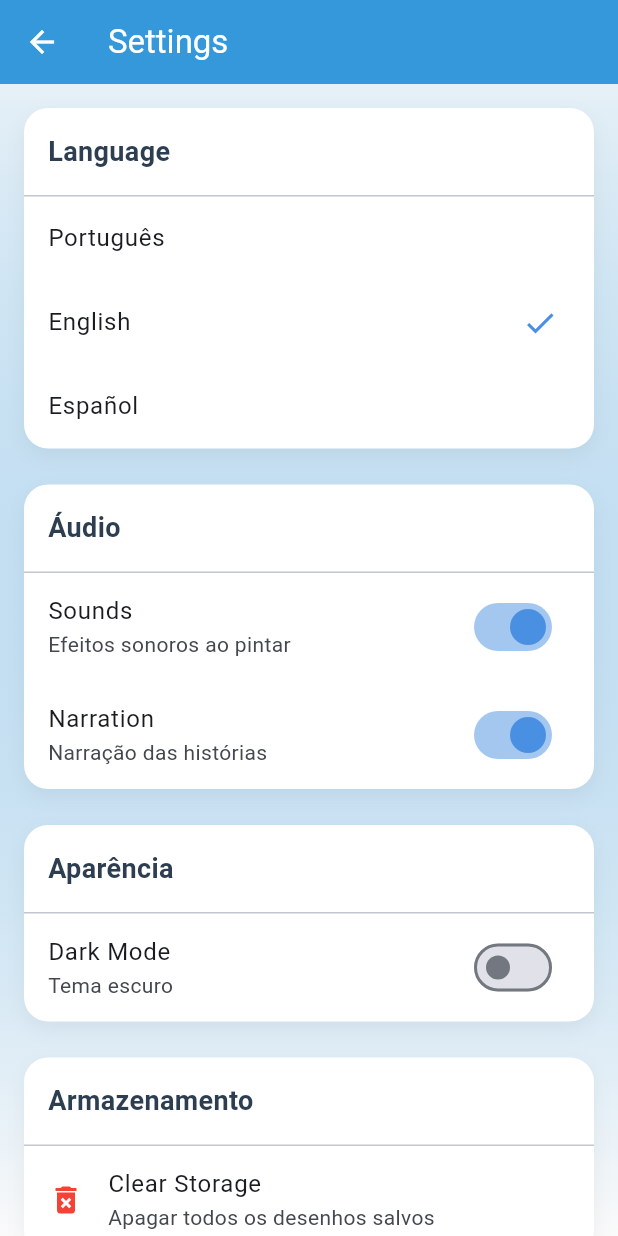
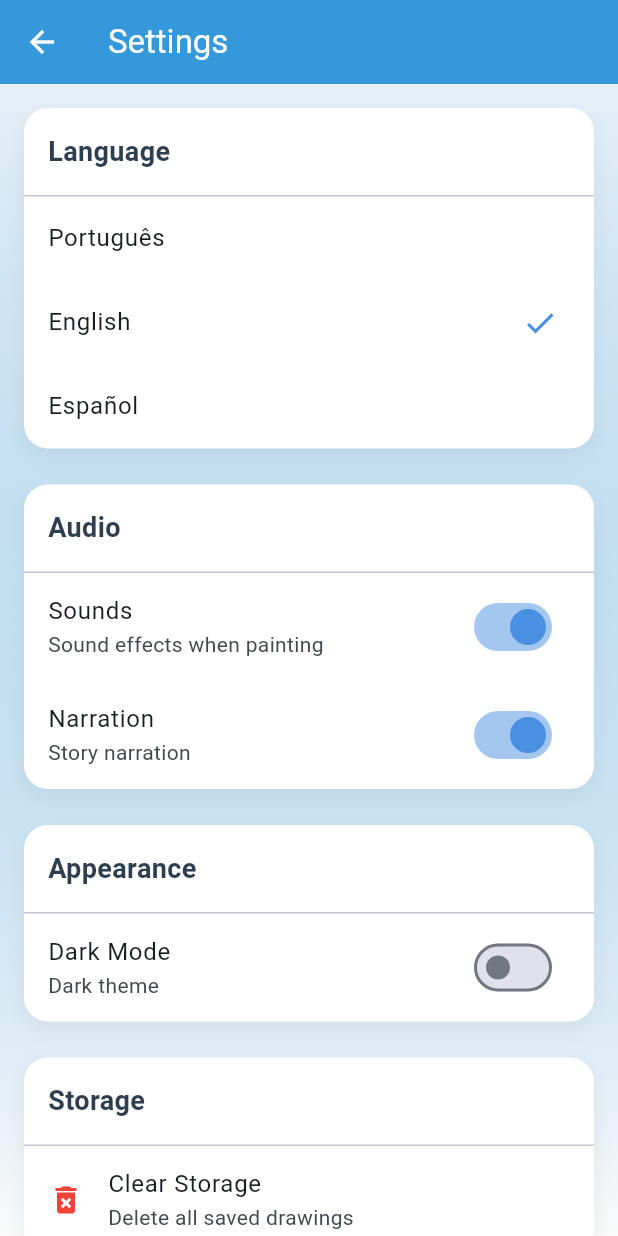
Before and after one commit to caio-si/Colorindo_Com_Deus-, a Flutter app: the SettingsScreen screen opened directly, after a tap on "English", on a phone screen of 412 x 824 dp. Run offline on Flutter 3.47's test engine with Material 3 defaults, Android fonts, the phone set to English and light mode, and no system bars; our stand-ins replace audioplayers, hive, hive_flutter; missing offline and left inert: flutter_image_pixels; accounts and stored records are empty; Roboto replaces fonts that are missing (ComicNeue).

Commit message:
Adiciona suporte para localização nas histórias bíblicas, permitindo que os títulos e descrições sejam exibidos de acordo com o idioma selecionado. Atualiza a classe HistoriasData para aceitar um parâmetro de localizações e modifica a tela de histórias para utilizar esse novo suporte. Também atualiza a tela de configurações para usar traduções para opções de áudio e aparência.

```diff
--- a/lib/data/historias_data.dart
+++ b/lib/data/historias_data.dart
@@ -1,53 +1,54 @@
 import '../models/historia.dart';
 import '../utils/image_mapping.dart';
+import '../l10n/app_localizations.dart';
 
 class HistoriasData {
-  static List<Historia> obterHistorias() {
+  static List<Historia> obterHistorias([AppLocalizations? l10n]) {
     return [
       Historia(
         id: '1',
-        titulo: 'A Criação do Mundo',
-        descricao: 'No princípio, Deus criou o céu e a terra. Ele fez a luz, as estrelas, o sol e a lua. Criou as plantas, os animais e, por último, criou o homem e a mulher à sua imagem e semelhança.',
+        titulo: l10n?.storyCreationTitle ?? 'A Criação do Mundo',
+        descricao: l10n?.storyCreationDesc ?? 'No princípio, Deus criou o céu e a terra. Ele fez a luz, as estrelas, o sol e a lua. Criou as plantas, os animais e, por último, criou o homem e a mulher à sua imagem e semelhança.',
         imagemPath: ImageMapping.getStoryImagePath('1') ?? 'assets/images/stories/criacao.png',
         referenciaBiblica: 'Gênesis1 -2',
         desenhoId: 'desenho_1',
       ),
       Historia(
         id: '2',
-        titulo: 'Noé e a Arca',
-        descricao: 'Deus pediu a Noé para construir uma grande arca porque viria um dilúvio. Noé obedeceu e colocou sua família e um casal de cada animal dentro da arca. Depois da chuva, um lindo arco-íris apareceu no céu.',
+        titulo: l10n?.storyNoahTitle ?? 'Noé e a Arca',
+        descricao: l10n?.storyNoahDesc ?? 'Deus pediu a Noé para construir uma grande arca porque viria um dilúvio. Noé obedeceu e colocou sua família e um casal de cada animal dentro da arca. Depois da chuva, um lindo arco-íris apareceu no céu.',
         imagemPath: ImageMapping.getStoryImagePath('2') ?? 'assets/images/stories/noe.png',
         referenciaBiblica: 'Gênesis 6-9',
         desenhoId: 'desenho_2',
       ),
       Historia(
         id: '3',
-        titulo: 'Davi e Golias',
-        descricao: 'Davi era um jovem pastor que confiava em Deus. Quando o gigante Golias desafiou o povo de Deus, Davi enfrentou-o apenas com uma funda e cinco pedras. Com a ajuda de Deus, venceu o gigante.',
+        titulo: l10n?.storyDavidTitle ?? 'Davi e Golias',
+        descricao: l10n?.storyDavidDesc ?? 'Davi era um jovem pastor que confiava em Deus. Quando o gigante Golias desafiou o povo de Deus, Davi enfrentou-o apenas com uma funda e cinco pedras. Com a ajuda de Deus, venceu o gigante.',
         imagemPath: ImageMapping.getStoryImagePath('3') ?? 'assets/images/stories/davi_golias.png',
         referenciaBiblica: '1 Samuel 17',
         desenhoId: 'desenho_3',
       ),
       Historia(
         id: '4',
-        titulo: 'Jonas e o Grande Peixe',
-        descricao: 'Deus pediu a Jonas para ir a Nínive, mas ele fugiu de barco. Houve uma tempestade e Jonas foi engolido por um grande peixe. Dentro do peixe, Jonas orou a Deus e foi perdoado. O peixe o vomitou na praia.',
+        titulo: l10n?.storyJonahTitle ?? 'Jonas e o Grande Peixe',
+        descricao: l10n?.storyJonahDesc ?? 'Deus pediu a Jonas para ir a Nínive, mas ele fugiu de barco. Houve uma tempestade e Jonas foi engolido por um grande peixe. Dentro do peixe, Jonas orou a Deus e foi perdoado. O peixe o vomitou na praia.',
         imagemPath: ImageMapping.getStoryImagePath('4') ?? 'assets/images/stories/jonas.png',
         referenciaBiblica: 'Jonas 1-4',
         desenhoId: 'desenho_4',
       ),
       Historia(
         id: '5',
-        titulo: 'Daniel na Cova dos Leões',
-        descricao: 'Daniel orava a Deus todos os dias. Por isso, foi jogado em uma cova cheia de leões famintos. Mas Deus enviou um anjo que fechou a boca dos leões, e Daniel ficou em segurança a noite toda.',
+        titulo: l10n?.storyDanielTitle ?? 'Daniel na Cova dos Leões',
+        descricao: l10n?.storyDanielDesc ?? 'Daniel orava a Deus todos os dias. Por isso, foi jogado em uma cova cheia de leões famintos. Mas Deus enviou um anjo que fechou a boca dos leões, e Daniel ficou em segurança a noite toda.',
         imagemPath: ImageMapping.getStoryImagePath('5') ?? 'assets/images/stories/daniel.png',
         referenciaBiblica: 'Daniel 6',
         desenhoId: 'desenho_5',
       ),
       Historia(
         id: '6',
-        titulo: 'O Nascimento de Jesus',
-        descricao: 'Maria e José foram a Belém. Lá, Jesus nasceu em uma manjedoura. Anjos apareceram aos pastores anunciando a boa notícia. Reis magos vieram de longe trazendo presentes para o menino Jesus.',
+        titulo: l10n?.storyJesusTitle ?? 'O Nascimento de Jesus',
+        descricao: l10n?.storyJesusDesc ?? 'Maria e José foram a Belém. Lá, Jesus nasceu em uma manjedoura. Anjos apareceram aos pastores anunciando a boa notícia. Reis magos vieram de longe trazendo presentes para o menino Jesus.',
         imagemPath: ImageMapping.getStoryImagePath('6') ?? 'assets/images/stories/nascimento_jesus.png',
         referenciaBiblica: 'Lucas 2',
         desenhoId: 'desenho_6',
--- a/lib/l10n/app_localizations.dart
+++ b/lib/l10n/app_localizations.dart
@@ -38,16 +38,44 @@ class AppLocalizations {
       'recolor': 'Recolorir',
       'delete': 'Excluir',
       'language': 'Idioma',
+      'audio': 'Áudio',
       'sounds': 'Sons',
+      'sounds_subtitle': 'Efeitos sonoros ao pintar',
       'narration': 'Narração',
+      'narration_subtitle': 'Narração das histórias',
       'child_mode': 'Modo Infantil',
+      'appearance': 'Aparência',
       'dark_mode': 'Modo Escuro',
+      'dark_mode_subtitle': 'Tema escuro',
+      'storage': 'Armazenamento',
       'clear_storage': 'Limpar Armazenamento',
+      'clear_storage_subtitle': 'Apagar todos os desenhos salvos',
       'congratulations': 'Parabéns!',
       'drawing_completed': 'Você terminou este desenho!',
       'verse_prize': 'Versículo de Prêmio',
       'no_drawings': 'Nenhum desenho ainda',
       'start_coloring_now': 'Comece a colorir agora!',
+      // Historias Bíblicas
+      'story_creation_title': 'A Criação do Mundo',
+      'story_creation_desc': 'No princípio, Deus criou o céu e a terra. Ele fez a luz, as estrelas, o sol e a lua. Criou as plantas, os animais e, por último, criou o homem e a mulher à sua imagem e semelhança.',
+      'story_noah_title': 'Noé e a Arca',
+      'story_noah_desc': 'Deus pediu a Noé para construir uma grande arca porque viria um dilúvio. Noé obedeceu e colocou sua família e um casal de cada animal dentro da arca. Depois da chuva, um lindo arco-íris apareceu no céu.',
+      'story_david_title': 'Davi e Golias',
+      'story_david_desc': 'Davi era um jovem pastor que confiava em Deus. Quando o gigante Golias desafiou o povo de Deus, Davi enfrentou-o apenas com uma funda e cinco pedras. Com a ajuda de Deus, venceu o gigante.',
+      'story_jonah_title': 'Jonas e o Grande Peixe',
+      'story_jonah_desc': 'Deus pediu a Jonas para ir a Nínive, mas ele fugiu de barco. Houve uma tempestade e Jonas foi engolido por um grande peixe. Dentro do peixe, Jonas orou a Deus e foi perdoado. O peixe o vomitou na praia.',
+      'story_daniel_title': 'Daniel na Cova dos Leões',
+      'story_daniel_desc': 'Daniel orava a Deus todos os dias. Por isso, foi jogado em uma cova cheia de leões famintos. Mas Deus enviou um anjo que fechou a boca dos leões, e Daniel ficou em segurança a noite toda.',
+      'story_jesus_title': 'O Nascimento de Jesus',
+      'story_jesus_desc': 'Maria e José foram a Belém. Lá, Jesus nasceu em uma manjedoura. Anjos apareceram aos pastores anunciando a boa notícia. Reis magos vieram de longe trazendo presentes para o menino Jesus.',
+      'story_multiplication_title': 'A Multiplicação dos Pães e Peixes',
+      'story_multiplication_desc': 'Jesus estava ensinando uma grande multidão. Quando chegou a hora de comer, havia apenas cinco pães e dois peixes. Jesus abençoou a comida e ela se multiplicou, alimentando todos com sobras.',
+      'story_last_supper_title': 'A Última Ceia',
+      'story_last_supper_desc': 'Jesus se reuniu com seus discípulos para a ceia da Páscoa. Ele pegou pão e vinho, abençoou-os e disse: "Este é meu corpo e sangue. Façam isso em memória de mim."',
+      'story_crucifixion_title': 'A Crucificação de Jesus',
+      'story_crucifixion_desc': 'Jesus foi crucificado em uma cruz para salvar a humanidade. Mesmo com dor, ele perdoou aqueles que o crucificaram. Após três dias, ele ressuscitou dos mortos, mostrando seu poder sobre a morte.',
+      'story_resurrection_title': 'A Ressurreição de Jesus',
+      'story_resurrection_desc': 'No terceiro dia, Jesus ressuscitou dos mortos. O túmulo estava vazio e anjos anunciaram: "Ele não está aqui, ressuscitou!" Este é o maior milagre que mostra o amor de Deus por nós.',
     },
     'en_US': {
       'app_name': 'Coloring with God',
@@ -74,16 +102,44 @@ class AppLocalizations {
       'recolor': 'Recolor',
       'delete': 'Delete',
       'language': 'Language',
+      'audio': 'Audio',
       'sounds': 'Sounds',
+      'sounds_subtitle': 'Sound effects when painting',
       'narration': 'Narration',
+      'narration_subtitle': 'Story narration',
       'child_mode': 'Child Mode',
+      'appearance': 'Appearance',
       'dark_mode': 'Dark Mode',
+      'dark_mode_subtitle': 'Dark theme',
+      'storage': 'Storage',
       'clear_storage': 'Clear Storage',
+      'clear_storage_subtitle': 'Delete all saved drawings',
       'congratulations': 'Congratulations!',
       'drawing_completed': 'You completed this drawing!',
       'verse_prize': 'Prize Verse',
       'no_drawings': 'No drawings yet',
       'start_coloring_now': 'Start coloring now!',
+      // Biblical Stories
+      'story_creation_title': 'The Creation of the World',
+      'story_creation_desc': 'In the beginning, God created the heavens and the earth. He made light, stars, sun and moon. He created plants, animals and, finally, created man and woman in his image and likeness.',
+      'story_noah_title': 'Noah and the Ark',
+      'story_noah_desc': 'God asked Noah to build a great ark because a flood would come. Noah obeyed and put his family and a pair of each animal inside the ark. After the rain, a beautiful rainbow appeared in the sky.',
+      'story_david_title': 'David and Goliath',
+      'story_david_desc': 'David was a young shepherd who trusted in God. When the giant Goliath challenged God\'s people, David faced him with only a sling and five stones. With God\'s help, he defeated the giant.',
+      'story_jonah_title': 'Jonah and the Big Fish',
+      'story_jonah_desc': 'God asked Jonah to go to Nineveh, but he fled by boat. There was a storm and Jonah was swallowed by a big fish. Inside the fish, Jonah prayed to God and was forgiven. The fish vomited him on the beach.',
+      'story_daniel_title': 'Daniel in the Lions\' Den',
+      'story_daniel_desc': 'Daniel prayed to God every day. For this, he was thrown into a pit full of hungry lions. But God sent an angel who closed the lions\' mouths, and Daniel stayed safe all night.',
+      'story_jesus_title': 'The Birth of Jesus',
+      'story_jesus_desc': 'Mary and Joseph went to Bethlehem. There, Jesus was born in a manger. Angels appeared to the shepherds announcing the good news. Wise men came from afar bringing gifts for baby Jesus.',
+      'story_multiplication_title': 'The Multiplication of Loaves and Fish',
+      'story_multiplication_desc': 'Jesus was teaching a large crowd. When it was time to eat, there were only five loaves and two fish. Jesus blessed the food and it multiplied, feeding everyone with leftovers.',
+      'story_last_supper_title': 'The Last Supper',
+      'story_last_supper_desc': 'Jesus gathered with his disciples for the Passover meal. He took bread and wine, blessed them and said: "This is my body and blood. Do this in memory of me."',
+      'story_crucifixion_title': 'The Crucifixion of Jesus',
+      'story_crucifixion_desc': 'Jesus was crucified on a cross to save humanity. Even in pain, he forgave those who crucified him. After three days, he rose from the dead, showing his power over death.',
+      'story_resurrection_title': 'The Resurrection of Jesus',
+      'story_resurrection_desc': 'On the third day, Jesus rose from the dead. The tomb was empty and angels announced: "He is not here, he has risen!" This is the greatest miracle that shows God\'s love for us.',
     },
     'es_ES': {
       'app_name': 'Coloreando con Dios',
@@ -110,16 +166,44 @@ class AppLocalizations {
       'recolor': 'Recolorear',
       'delete': 'Eliminar',
       'language': 'Idioma',
+      'audio': 'Audio',
       'sounds': 'Sonidos',
+      'sounds_subtitle': 'Efectos de sonido al pintar',
       'narration': 'Narración',
+      'narration_subtitle': 'Narración de historias',
       'child_mode': 'Modo Infantil',
+      'appearance': 'Apariencia',
       'dark_mode': 'Modo Oscuro',
+      'dark_mode_subtitle': 'Tema oscuro',
+      'storage': 'Almacenamiento',
       'clear_storage': 'Limpiar Almacenamiento',
+      'clear_storage_subtitle': 'Eliminar todos los dibujos guardados',
       'congratulations': '¡Felicidades!',
       'drawing_completed': '¡Completaste este dibujo!',
       'verse_prize': 'Versículo de Premio',
       'no_drawings': 'Aún no hay dibujos',
       'start_coloring_now': '¡Empieza a colorear ahora!',
+      // Historias Bíblicas
+      'story_creation_title': 'La Creación del Mundo',
+      'story_creation_desc': 'En el principio, Dios creó los cielos y la tierra. Hizo la luz, las estrellas, el sol y la luna. Creó las plantas, los animales y, por último, creó al hombre y la mujer a su imagen y semejanza.',
+      'story_noah_title': 'Noé y el Arca',
+      'story_noah_desc': 'Dios pidió a Noé que construyera un gran arca porque vendría un diluvio. Noé obedeció y puso a su familia y una pareja de cada animal dentro del arca. Después de la lluvia, apareció un hermoso arcoíris en el cielo.',
+      'story_david_title': 'David y Goliat',
+      'story_david_desc': 'David era un joven pastor que confiaba en Dios. Cuando el gigante Goliat desafió al pueblo de Dios, David lo enfrentó solo con una honda y cinco piedras. Con la ayuda de Dios, venció al gigante.',
+      'story_jonah_title': 'Jonás y el Gran Pez',
+      'story_jonah_desc': 'Dios pidió a Jonás que fuera a Nínive, pero él huyó en barco. Hubo una tormenta y Jonás fue tragado por un gran pez. Dentro del pez, Jonás oró a Dios y fue perdonado. El pez lo vomitó en la playa.',
+      'story_daniel_title': 'Daniel en el Foso de los Leones',
+      'story_daniel_desc': 'Daniel oraba a Dios todos los días. Por eso, fue arrojado a un foso lleno de leones hambrientos. Pero Dios envió un ángel que cerró la boca de los leones, y Daniel se mantuvo a salvo toda la noche.',
+      'story_jesus_title': 'El Nacimiento de Jesús',
+      'story_jesus_desc': 'María y José fueron a Belén. Allí, Jesús nació en un pesebre. Los ángeles aparecieron a los pastores anunciando la buena noticia. Los reyes magos vinieron de lejos trayendo regalos para el niño Jesús.',
+      'story_multiplication_title': 'La Multiplicación de los Panes y Peces',
+      'story_multiplication_desc': 'Jesús estaba enseñando a una gran multitud. Cuando llegó la hora de comer, solo había cinco panes y dos peces. Jesús bendijo la comida y se multiplicó, alimentando a todos con sobras.',
+      'story_last_supper_title': 'La Última Cena',
+      'story_last_supper_desc': 'Jesús se reunió con sus discípulos para la cena de Pascua. Tomó pan y vino, los bendijo y dijo: "Este es mi cuerpo y sangre. Hagan esto en memoria mía."',
+      'story_crucifixion_title': 'La Crucifixión de Jesús',
+      'story_crucifixion_desc': 'Jesús fue crucificado en una cruz para salvar a la humanidad. Incluso en el dolor, perdonó a quienes lo crucificaron. Después de tres días, resucitó de entre los muertos, mostrando su poder sobre la muerte.',
+      'story_resurrection_title': 'La Resurrección de Jesús',
+      'story_resurrection_desc': 'Al tercer día, Jesús resucitó de entre los muertos. La tumba estaba vacía y los ángeles anunciaron: "¡No está aquí, ha resucitado!" Este es el milagro más grande que muestra el amor de Dios por nosotros.',
     },
   };
 
@@ -152,16 +236,45 @@ class AppLocalizations {
   String get recolor => translate('recolor');
   String get delete => translate('delete');
   String get language => translate('language');
+  String get audio => translate('audio');
   String get sounds => translate('sounds');
+  String get soundsSubtitle => translate('sounds_subtitle');
   String get narration => translate('narration');
+  String get narrationSubtitle => translate('narration_subtitle');
   String get childMode => translate('child_mode');
+  String get appearance => translate('appearance');
   String get darkMode => translate('dark_mode');
+  String get darkModeSubtitle => translate('dark_mode_subtitle');
+  String get storage => translate('storage');
   String get clearStorage => translate('clear_storage');
+  String get clearStorageSubtitle => translate('clear_storage_subtitle');
   String get congratulations => translate('congratulations');
   String get drawingCompleted => translate('drawing_completed');
   String get versePrize => translate('verse_prize');
   String get noDrawings => translate('no_drawings');
   String get startColoringNow => translate('start_coloring_now');
+
+  // Biblical Stories
+  String get storyCreationTitle => translate('story_creation_title');
+  String get storyCreationDesc => translate('story_creation_desc');
+  String get storyNoahTitle => translate('story_noah_title');
+  String get storyNoahDesc => translate('story_noah_desc');
+  String get storyDavidTitle => translate('story_david_title');
+  String get storyDavidDesc => translate('story_david_desc');
+  String get storyJonahTitle => translate('story_jonah_title');
+  String get storyJonahDesc => translate('story_jonah_desc');
+  String get storyDanielTitle => translate('story_daniel_title');
+  String get storyDanielDesc => translate('story_daniel_desc');
+  String get storyJesusTitle => translate('story_jesus_title');
+  String get storyJesusDesc => translate('story_jesus_desc');
+  String get storyMultiplicationTitle => translate('story_multiplication_title');
+  String get storyMultiplicationDesc => translate('story_multiplication_desc');
+  String get storyLastSupperTitle => translate('story_last_supper_title');
+  String get storyLastSupperDesc => translate('story_last_supper_desc');
+  String get storyCrucifixionTitle => translate('story_crucifixion_title');
+  String get storyCrucifixionDesc => translate('story_crucifixion_desc');
+  String get storyResurrectionTitle => translate('story_resurrection_title');
+  String get storyResurrectionDesc => translate('story_resurrection_desc');
 }
 
 class _AppLocalizationsDelegate
--- a/lib/screens/settings_screen.dart
+++ b/lib/screens/settings_screen.dart
@@ -64,18 +64,18 @@ class SettingsScreen extends StatelessWidget {
 
             _buildSection(
               context,
-              'Áudio',
+              l10n.audio, // Usando tradução para "Áudio"
               [
                 SwitchListTile(
                   title: Text(l10n.sounds),
-                  subtitle: const Text('Efeitos sonoros ao pintar'),
+                  subtitle: Text(l10n.soundsSubtitle),
                   value: settingsProvider.soundsEnabled,
                   onChanged: (_) => settingsProvider.toggleSounds(),
                   activeColor: AppColors.primary,
                 ),
                 SwitchListTile(
                   title: Text(l10n.narration),
-                  subtitle: const Text('Narração das histórias'),
+                  subtitle: Text(l10n.narrationSubtitle),
                   value: settingsProvider.narrationEnabled,
                   onChanged: (_) => settingsProvider.toggleNarration(),
                   activeColor: AppColors.primary,
@@ -87,11 +87,11 @@ class SettingsScreen extends StatelessWidget {
 
             _buildSection(
               context,
-              'Aparência',
+              l10n.appearance,
               [
                 SwitchListTile(
                   title: Text(l10n.darkMode),
-                  subtitle: const Text('Tema escuro'),
+                  subtitle: Text(l10n.darkModeSubtitle),
                   value: themeProvider.themeMode == ThemeMode.dark,
                   onChanged: (_) => themeProvider.toggleTheme(),
                   activeColor: AppColors.primary,
@@ -104,11 +104,11 @@ class SettingsScreen extends StatelessWidget {
 
             _buildSection(
               context,
-              'Armazenamento',
+              l10n.storage,
               [
                 ListTile(
                   title: Text(l10n.clearStorage),
-                  subtitle: const Text('Apagar todos os desenhos salvos'),
+                  subtitle: Text(l10n.clearStorageSubtitle),
                   leading: const Icon(Icons.delete_forever, color: Colors.red),
                   onTap: () => _showClearStorageDialog(context, settingsProvider, l10n),
                 ),
--- a/lib/screens/stories_screen.dart
+++ b/lib/screens/stories_screen.dart
@@ -17,7 +17,7 @@ class StoriesScreen extends StatelessWidget {
   @override
   Widget build(BuildContext context) {
     final l10n = AppLocalizations.of(context);
-    final historias = HistoriasData.obterHistorias();
+    final historias = HistoriasData.obterHistorias(l10n);
 
     return Scaffold(
       appBar: AppBar(
```
